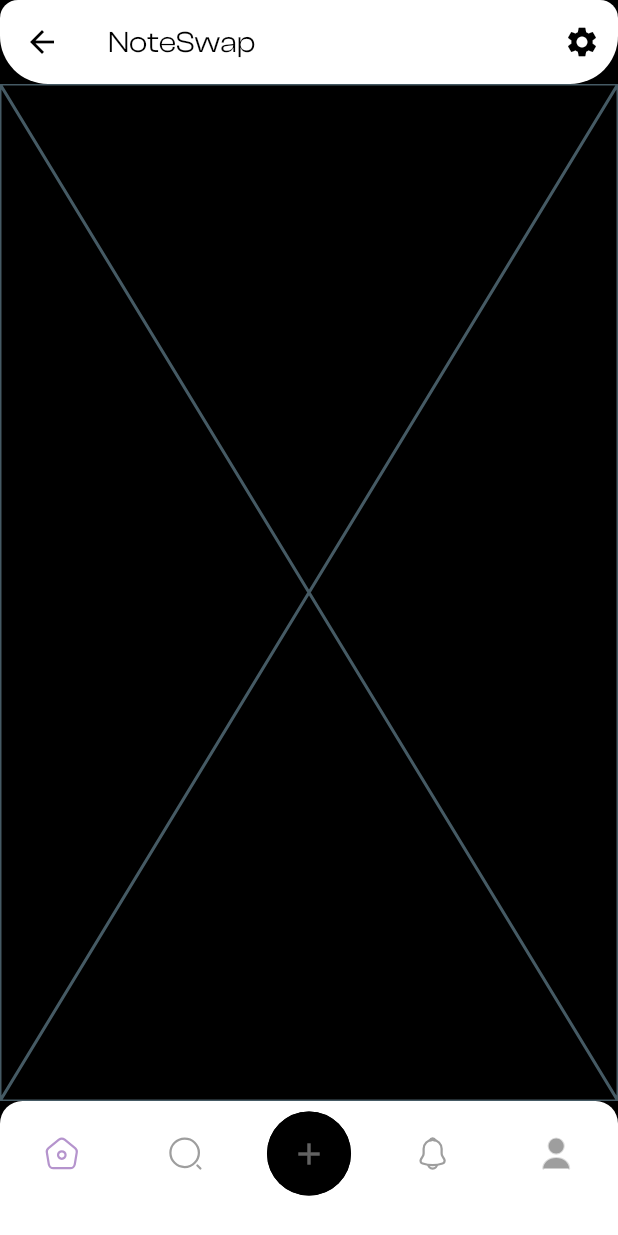
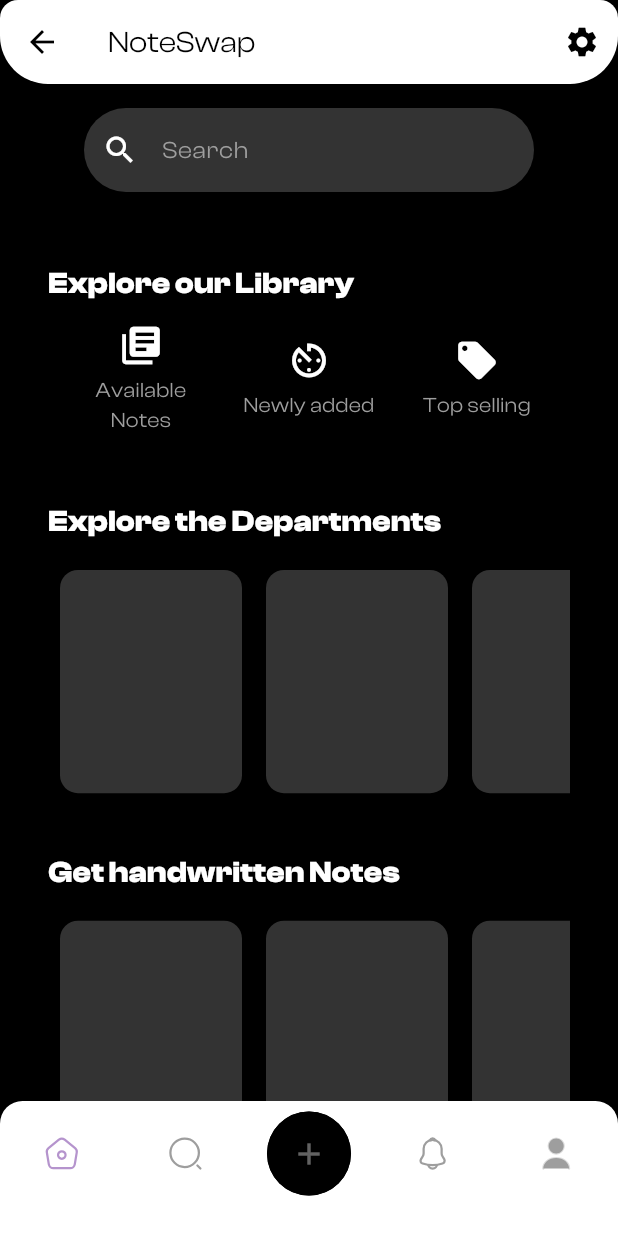
Before and after one commit to ValscoTech/NoteSwap, a Flutter app: the screen it shows after launch, on a phone screen of 412 x 824 dp. Run offline on Flutter 3.47's test engine with Material 3 defaults, Android fonts, the phone set to English and light mode, and no system bars; our stand-ins replace file_picker, flutter_dotenv, flutter_riverpod, flutter_svg, go_router, google_fonts and 3 more; generated files the repository leaves out were written again; project files that could hold a hidden picture were left out.

Commit message:
fix: feed and search pages added from kenny branch after fixes

```diff
--- /dev/null
+++ b/noteswap-app/lib/feed/presentation/feed_screen.dart
@@ -0,0 +1,221 @@
+import 'package:flutter/material.dart';
+
+class FeedScreen extends StatefulWidget {
+  const FeedScreen({super.key});
+
+  @override
+  State<FeedScreen> createState() => _FeedScreenState();
+}
+
+class _FeedScreenState extends State<FeedScreen> {
+  @override
+  Widget build(BuildContext context) {
+    final color = Theme.of(context).colorScheme;
+    final layout = MediaQuery.of(context).size;
+    return Scaffold(
+      body: SingleChildScrollView(
+        padding: const EdgeInsets.symmetric(horizontal: 32.0),
+        child: Column(
+          crossAxisAlignment: CrossAxisAlignment.start,
+          children: [
+            Center(
+              child: Padding(
+                padding:
+                    const EdgeInsets.symmetric(horizontal: 24, vertical: 16),
+                child: TextField(
+                  decoration: InputDecoration(
+                    hintText: 'Search',
+                    hintStyle: TextStyle(color: color.onSurface),
+                    prefixIcon: Icon(
+                      Icons.search,
+                      color: color.primary,
+                    ),
+                    border: OutlineInputBorder(
+                      borderRadius: BorderRadius.circular(30),
+                      borderSide: BorderSide.none,
+                    ),
+                    filled: true,
+                    fillColor: color.onInverseSurface,
+                  ),
+                ),
+              ),
+            ),
+            const SizedBox(
+              height: 30,
+            ),
+            Text('Explore our Library',
+                style: TextStyle(
+                  fontSize: 20.0,
+                  fontWeight: FontWeight.w700,
+                  color: color.primary,
+                )),
+            const SizedBox(height: 10.0),
+            Row(
+              mainAxisAlignment: MainAxisAlignment.spaceEvenly,
+              children: [
+                _buildLibraryOption(Icons.library_books, 'Available Notes', () {
+                  // Action for Available Notes
+                }),
+                _buildLibraryOption(Icons.av_timer, 'Newly added', () {
+                  // Action for Newly added
+                }),
+                _buildLibraryOption(Icons.local_offer, 'Top selling', () {
+                  // Action for Top selling
+                }),
+              ],
+            ),
+            const SizedBox(height: 40.0),
+            Text('Explore the Departments',
+                style: TextStyle(
+                  fontSize: 20.0,
+                  fontWeight: FontWeight.w700,
+                  color: color.primary,
+                )),
+            const SizedBox(height: 10.0),
+            SizedBox(
+              height: layout.width / 3 * 1.2,
+              child: ListView.builder(
+                scrollDirection: Axis.horizontal,
+                itemCount: 10,
+                itemBuilder: (context, index) {
+                  return Padding(
+                    padding: const EdgeInsets.all(8.0),
+                    child: GestureDetector(
+                      onTap: () {
+                        // Action for Department
+                      },
+                      child: _buildDepartmentCard(),
+                    ),
+                  );
+                },
+              ),
+            ),
+            const SizedBox(
+              height: 30,
+            ),
+            Text('Get handwritten Notes',
+                style: TextStyle(
+                  fontSize: 20.0,
+                  fontWeight: FontWeight.w700,
+                  color: color.primary,
+                )),
+            const SizedBox(height: 10.0),
+            SizedBox(
+              height: layout.width / 3 * 1.2,
+              child: ListView.builder(
+                scrollDirection: Axis.horizontal,
+                itemCount: 10,
+                itemBuilder: (context, index) {
+                  return Padding(
+                    padding: const EdgeInsets.all(8.0),
+                    child: GestureDetector(
+                      onTap: () {
+                        // Action for Handwritten Notes
+                      },
+                      child: _buildDepartmentCard(),
+                    ),
+                  );
+                },
+              ),
+            ),
+            const SizedBox(height: 40.0),
+            _buildRequestSection(context),
+            const SizedBox(
+              height: 30,
+            ),
+          ],
+        ),
+      ),
+    );
+  }
+
+  Widget _buildLibraryOption(IconData icon, String title, VoidCallback onTap) {
+    final color = Theme.of(context).colorScheme;
+    return GestureDetector(
+      onTap: onTap,
+      child: Container(
+        width: 100.0,
+        height: 80.0,
+        decoration: BoxDecoration(
+          color: color.surface,
+          borderRadius: BorderRadius.circular(20.0),
+        ),
+        child: Column(
+          mainAxisAlignment: MainAxisAlignment.center,
+          children: [
+            Icon(icon, size: 30.0, color: color.primary),
+            const SizedBox(height: 5.0),
+            Text(title, textAlign: TextAlign.center),
+          ],
+        ),
+      ),
+    );
+  }
+
+  Widget _buildDepartmentCard() {
+    final color = Theme.of(context).colorScheme;
+    final layout = MediaQuery.of(context).size;
+    return Container(
+      width: layout.width / 3 - 16,
+      height: (layout.width / 3 - 16) * 1.5,
+      decoration: BoxDecoration(
+        color: color.onInverseSurface,
+        borderRadius: BorderRadius.circular(12.0),
+      ),
+      child: Icon(
+        Icons.image,
+        size: 40.0,
+        color: color.onInverseSurface,
+      ),
+    );
+  }
+
+  Widget _buildRequestSection(BuildContext context) {
+    final color = Theme.of(context).colorScheme;
+
+    return Center(
+      child: Container(
+        padding: const EdgeInsets.all(30.0),
+        decoration: BoxDecoration(
+          color: color.onInverseSurface,
+          borderRadius: BorderRadius.circular(20.0),
+        ),
+        child: Column(
+          mainAxisSize: MainAxisSize.min,
+          children: [
+            Text(
+              "Can't Find what you're Looking For?",
+              style: TextStyle(
+                fontSize: 14.0,
+                fontWeight: FontWeight.bold,
+                color: color.primary,
+              ),
+            ),
+            const SizedBox(height: 30.0),
+            ElevatedButton(
+              onPressed: () {},
+              style: ElevatedButton.styleFrom(
+                backgroundColor: color.secondary,
+                shape: RoundedRectangleBorder(
+                  borderRadius: BorderRadius.circular(15.0),
+                ),
+                padding: const EdgeInsets.symmetric(
+                  horizontal: 40.0,
+                  vertical: 20.0,
+                ),
+              ),
+              child: Text(
+                'Make a request !',
+                style: TextStyle(
+                  fontSize: 14.0,
+                  fontWeight: FontWeight.w700,
+                  color: color.surface,
+                ),
+              ),
+            ),
+          ],
+        ),
+      ),
+    );
+  }
+}
--- a/noteswap-app/lib/rentoffer/presentation/pages/rent_offer_feed_page.dart
+++ b/noteswap-app/lib/rentoffer/presentation/pages/rent_offer_feed_page.dart
@@ -15,7 +15,8 @@
 
   @override
   Widget build(BuildContext context) {
-    return SingleChildScrollView(
+    return Scaffold(
+      body: SingleChildScrollView(
         child: Container(
           padding: const EdgeInsets.all(16.0),
           child: ListView.builder(
@@ -28,6 +29,7 @@
             },
           ),
         ),
+      ),
     );
   }
 }
--- a/noteswap-app/lib/rentoffer/presentation/pages/rent_offer_page.dart
+++ b/noteswap-app/lib/rentoffer/presentation/pages/rent_offer_page.dart
@@ -10,7 +10,8 @@
   Widget build(BuildContext context) {
     final color = Theme.of(context).colorScheme;
     final layout = MediaQuery.of(context).size;
-    return SingleChildScrollView(
+    return Scaffold(
+      body: SingleChildScrollView(
         padding: const EdgeInsets.all(20),
         child: Column(
           crossAxisAlignment: CrossAxisAlignment.start,
@@ -127,6 +128,7 @@
             ),
           ],
         ),
+      ),
     );
   }
 }
--- a/noteswap-app/lib/routes.dart
+++ b/noteswap-app/lib/routes.dart
@@ -1,10 +1,12 @@
 import 'package:flutter/material.dart';
 import 'package:go_router/go_router.dart';
+import 'package:noteswap/root_page.dart';
 import 'package:noteswap/auth/presentation/views/auth_page.dart';
+import 'package:noteswap/feed/presentation/feed_screen.dart';
 import 'package:noteswap/postoffer/presentation/views/pages/post_offer_page.dart';
 import 'package:noteswap/profile/presentation/profile_page.dart';
 import 'package:noteswap/rentoffer/presentation/pages/rent_offer_feed_page.dart';
-import 'package:noteswap/root_page.dart';
+import 'package:noteswap/search/presentation/search_notes_page.dart';
 
 final GlobalKey<NavigatorState> rootKey = GlobalKey<NavigatorState>();
 final router = GoRouter(
@@ -23,11 +25,11 @@
       routes: [
         GoRoute(
           path: '/home',
-          builder: (context, state) => const Placeholder(),
+          builder: (context, state) => const FeedScreen(),
         ),
         GoRoute(
           path: '/search',
-          builder: (context, state) => const Placeholder(),
+          builder: (context, state) => const SearchNotesPage(),
         ),
         GoRoute(
           path: '/add',
--- a/noteswap-app/lib/theme.dart
+++ b/noteswap-app/lib/theme.dart
@@ -14,7 +14,7 @@
       onError: Colors.redAccent,
       surface: Colors.black,
       onSurface: Colors.grey,
-  ),
+      onInverseSurface: Color.fromRGBO(51, 51, 51, 1)),
 );
 
 final darkTheme = ThemeData(
@@ -31,5 +31,5 @@
       onError: Colors.redAccent,
       surface: Colors.white,
       onSurface: Colors.grey,
-  ),
+      onInverseSurface: Color.fromRGBO(217, 217, 217, 1)),
 );
```
Also changed, not shown: noteswap-app/lib/postoffer/presentation/views/pages/post_offer_page.dart (+11 -7 lines), noteswap-app/lib/search/presentation/search_notes_page.dart (added, +107 -0 lines), 1 other file. Lines whose indentation alone changed are shown as unchanged.
